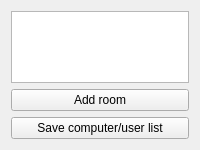
First picture: the form in master/forms/ComputerManagementView.ui, repository veyon/veyon, before the edit.
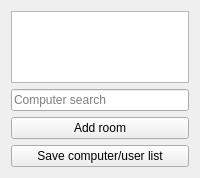
Second picture: the form after the edit.

Commit message: Master: ComputerManagementView: add support for filtering computers

What changed in the file:
```diff
--- a/master/forms/ComputerManagementView.ui
+++ b/master/forms/ComputerManagementView.ui
@@ -34,6 +34,13 @@
      </attribute>
     </widget>
    </item>
+   <item>
+    <widget class="QLineEdit" name="filterLineEdit">
+     <property name="placeholderText">
+      <string>Computer search</string>
+     </property>
+    </widget>
+   </item>
    <item>
     <widget class="QPushButton" name="addRoomButton">
      <property name="text">
```
The commit also changes 2 other files.
